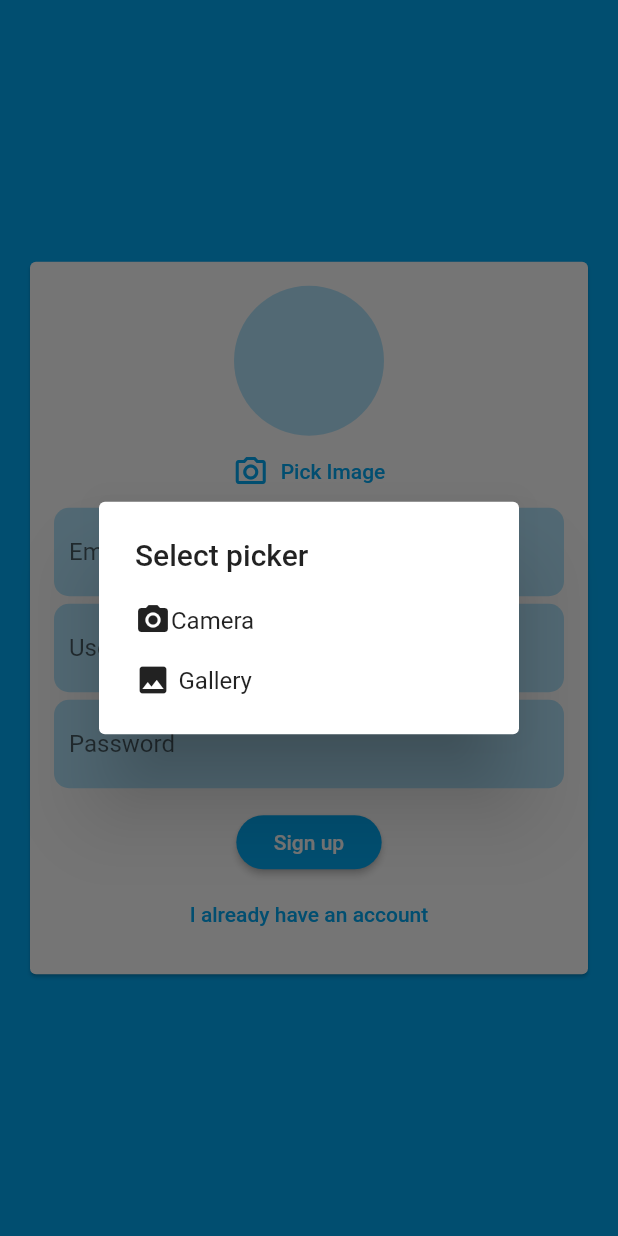
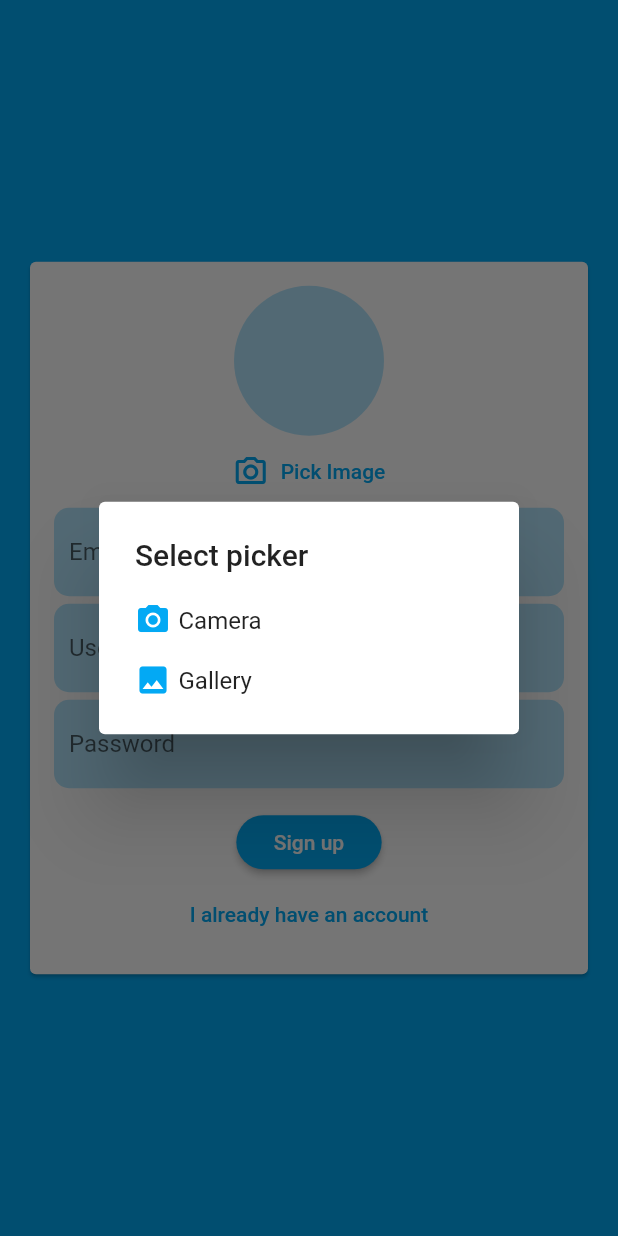
Before and after one commit to AdelRizq/Chat, a Flutter app: the screen it shows after launch, after a tap on "Pick Image", on a phone screen of 412 x 824 dp. Run offline on Flutter 3.47's test engine with Material 2 defaults, Android fonts, the phone set to English and light mode, and no system bars; our stand-ins replace cloud_firestore, firebase_auth, firebase_messaging, firebase_storage, image_picker; accounts and stored records are empty.

```diff
--- a/lib/main.dart
+++ b/lib/main.dart
@@ -13,6 +13,7 @@ class MyApp extends StatelessWidget {
   @override
   Widget build(BuildContext context) {
     return MaterialApp(
+      debugShowCheckedModeBanner: false,
       title: 'Chat',
       theme: ThemeData(
         primarySwatch: Colors.lightBlue,
--- a/lib/widgets/chat/new_message.dart
+++ b/lib/widgets/chat/new_message.dart
@@ -23,8 +23,10 @@ class _NewMessageState extends State<NewMessage> {
       'username': userData['username'],
       'imageUrl': userData['imageUrl'],
     });
-    _messageController.clear();
-    _typedMessage = '';
+    setState(() {
+      _messageController.clear();
+      _typedMessage = '';
+    });
   }
 
   @override
--- a/lib/widgets/pickers/user_image_picker.dart
+++ b/lib/widgets/pickers/user_image_picker.dart
@@ -46,7 +46,11 @@ class _UserImagePickerState extends State<UserImagePicker> {
             },
             child: Row(
               children: [
-                const Icon(Icons.camera_alt),
+                Icon(
+                  Icons.camera_alt,
+                  color: Theme.of(context).primaryColor,
+                ),
+                const SizedBox(width: 5),
                 const Text('Camera'),
               ],
             ),
@@ -58,7 +62,10 @@ class _UserImagePickerState extends State<UserImagePicker> {
             },
             child: Row(
               children: [
-                const Icon(Icons.image),
+                Icon(
+                  Icons.image,
+                  color: Theme.of(context).primaryColor,
+                ),
                 const SizedBox(width: 5),
                 const Text('Gallery'),
               ],
```
